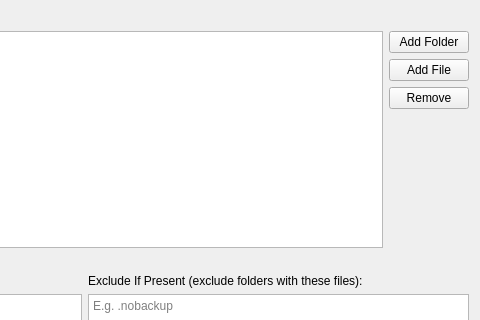
Before: the Qt Designer form src/vorta/assets/UI/sourcetab.ui in borgbase/vorta, drawn with Qt 5; both pictures show x 311 to 791 and y 0 to 320 of the 791 by 497 pixel window.
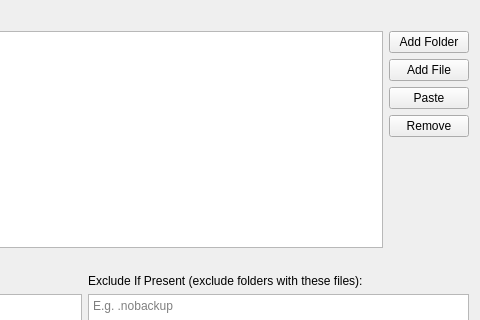
After: the same form once the commit is applied.

Commit message: Add paste button

Diff of the .ui file:
```diff
--- a/src/vorta/assets/UI/sourcetab.ui
+++ b/src/vorta/assets/UI/sourcetab.ui
@@ -55,6 +55,13 @@
          </property>
         </widget>
        </item>
+       <item>
+        <widget class="QPushButton" name="paste">
+         <property name="text">
+          <string>Paste</string>
+         </property>
+        </widget>
+       </item>
        <item alignment="Qt::AlignTop">
         <widget class="QPushButton" name="sourceRemove">
          <property name="text">
```
The commit also changes 1 other file.
